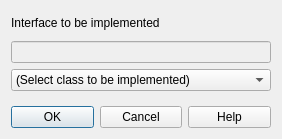
Above: lavape/src/LavaPE_UI/idd_implbox.ui from berkus/lavape before the change. Below: the same form after it.
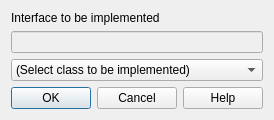
That is the form after the change.

Commit message: dialog layouts fixed

Diff of the .ui file:
```diff
--- a/lavape/src/LavaPE_UI/idd_implbox.ui
+++ b/lavape/src/LavaPE_UI/idd_implbox.ui
@@ -6,8 +6,8 @@
    <rect>
     <x>0</x>
     <y>0</y>
-    <width>282</width>
-    <height>139</height>
+    <width>261</width>
+    <height>120</height>
    </rect>
   </property>
   <property name="sizePolicy">
@@ -19,14 +19,11 @@
   <property name="windowTitle">
    <string>Implementation</string>
   </property>
-  <layout class="QVBoxLayout">
-   <property name="spacing">
-    <number>15</number>
-   </property>
+  <layout class="QGridLayout" name="gridLayout">
    <property name="margin">
     <number>11</number>
    </property>
-   <item>
+   <item row="0" column="0">
     <layout class="QVBoxLayout">
      <property name="spacing">
       <number>6</number>
@@ -74,7 +71,7 @@
      </item>
     </layout>
    </item>
-   <item>
+   <item row="1" column="0">
     <layout class="QHBoxLayout">
      <property name="spacing">
       <number>6</number>
```
The commit also changes 28 other files.
